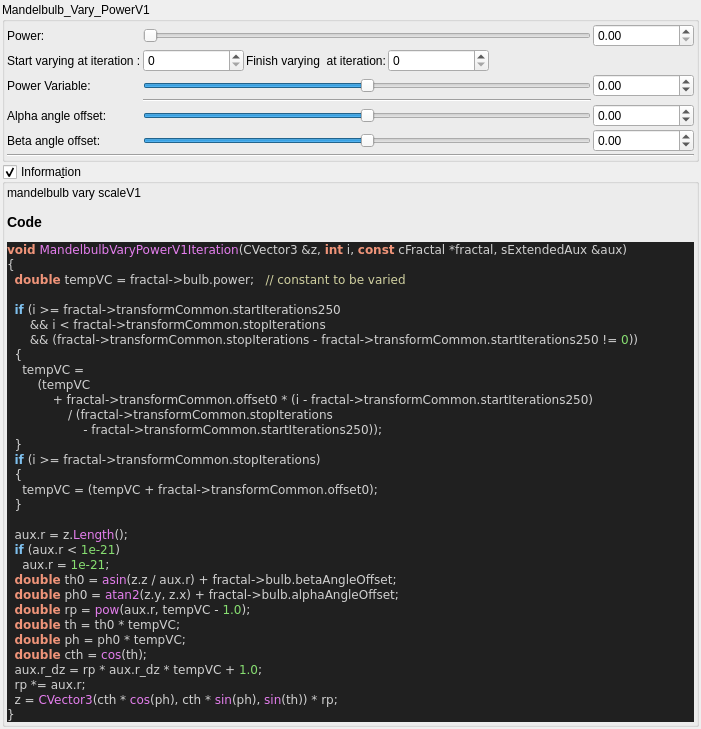
Old version of the form mandelbulber2/qt_data/fractal_mandelbulb_vary_powerV1.ui in the repository buddhi1980/mandelbulber2.
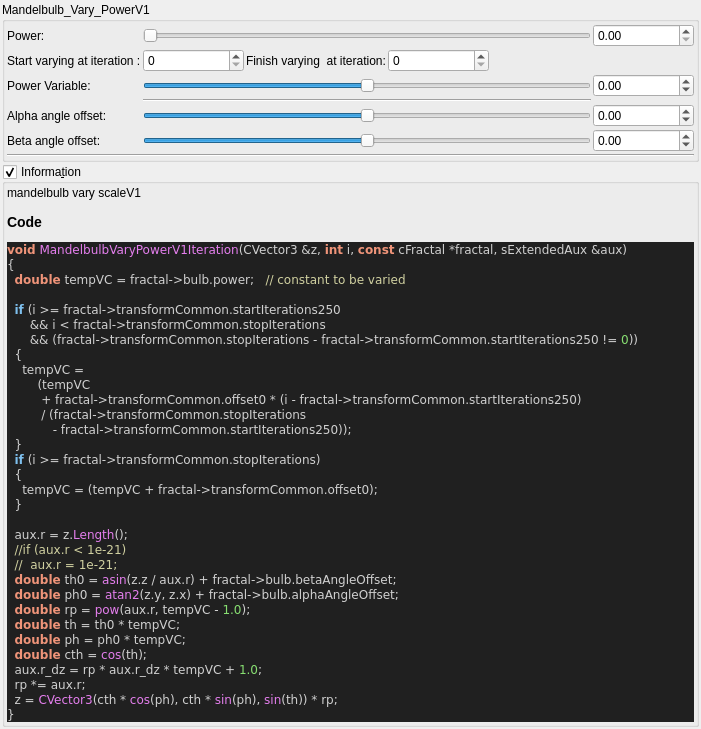
New version of the form. Custom widgets are drawn as their Qt base class.

Commit message:
stripped code highlight output to body tag
 the surrounding part (HTML Tag and comment) contained version specific parts.
 Now only the body tag will be written to the ui file,
 so the complete output of populateUiInformation.php should be reproducable.

 Also readded broken symlinks in deploy/share/mandelbulber2

The edit to the form file:
```diff
--- a/mandelbulber2/qt_data/fractal_mandelbulb_vary_powerV1.ui
+++ b/mandelbulber2/qt_data/fractal_mandelbulb_vary_powerV1.ui
@@ -397,14 +397,8 @@
          <string>&lt;p&gt;mandelbulb vary scaleV1&lt;/p&gt;&lt;table&gt;
 &lt;/table&gt;
 &lt;h3&gt;Code&lt;/h3&gt;
-&lt;!DOCTYPE HTML PUBLIC &quot;-//W3C//DTD HTML 4.0 Transitional//EN&quot;&gt;
-&lt;html&gt;
-&lt;head&gt;
-&lt;meta http-equiv=&quot;content-type&quot; content=&quot;text/html; charset=ISO-8859-1&quot;&gt;
-&lt;title&gt;Source file&lt;/title&gt;
-&lt;/head&gt;
 &lt;body style=&quot;background-color:#202020&quot;&gt;
-&lt;pre style=&quot;color:#d0d0d0; background-color:#202020;  font-family:'Courier New';&quot;&gt;&lt;span style=&quot;color:#f09479; font-weight:bold&quot;&gt;void&lt;/span&gt; &lt;span style=&quot;color:#e47eed&quot;&gt;MandelbulbVaryPowerV1Iteration&lt;/span&gt;&lt;span style=&quot;color:#d0d0d0&quot;&gt;(&lt;/span&gt;CVector3 &lt;span style=&quot;color:#d0d0d0&quot;&gt;&amp;amp;&lt;/span&gt;z&lt;span style=&quot;color:#d0d0d0&quot;&gt;,&lt;/span&gt; &lt;span style=&quot;color:#f09479; font-weight:bold&quot;&gt;int&lt;/span&gt; i&lt;span style=&quot;color:#d0d0d0&quot;&gt;,&lt;/span&gt; &lt;span style=&quot;color:#f09479; font-weight:bold&quot;&gt;const&lt;/span&gt; cFractal &lt;span style=&quot;color:#d0d0d0&quot;&gt;*&lt;/span&gt;fractal&lt;span style=&quot;color:#d0d0d0&quot;&gt;,&lt;/span&gt; sExtendedAux &lt;span style=&quot;color:#d0d0d0&quot;&gt;&amp;amp;&lt;/span&gt;aux&lt;span style=&quot;color:#d0d0d0&quot;&gt;)&lt;/span&gt;
+&lt;pre style=&quot;color:#d0d0d0; background-color:#202020;  font-family:'Courier New',monospace;&quot;&gt;&lt;span style=&quot;color:#f09479; font-weight:bold&quot;&gt;void&lt;/span&gt; &lt;span style=&quot;color:#e47eed&quot;&gt;MandelbulbVaryPowerV1Iteration&lt;/span&gt;&lt;span style=&quot;color:#d0d0d0&quot;&gt;(&lt;/span&gt;CVector3 &lt;span style=&quot;color:#d0d0d0&quot;&gt;&amp;amp;&lt;/span&gt;z&lt;span style=&quot;color:#d0d0d0&quot;&gt;,&lt;/span&gt; &lt;span style=&quot;color:#f09479; font-weight:bold&quot;&gt;int&lt;/span&gt; i&lt;span style=&quot;color:#d0d0d0&quot;&gt;,&lt;/span&gt; &lt;span style=&quot;color:#f09479; font-weight:bold&quot;&gt;const&lt;/span&gt; cFractal &lt;span style=&quot;color:#d0d0d0&quot;&gt;*&lt;/span&gt;fractal&lt;span style=&quot;color:#d0d0d0&quot;&gt;,&lt;/span&gt; sExtendedAux &lt;span style=&quot;color:#d0d0d0&quot;&gt;&amp;amp;&lt;/span&gt;aux&lt;span style=&quot;color:#d0d0d0&quot;&gt;)&lt;/span&gt;
 &lt;span style=&quot;color:#d0d0d0&quot;&gt;{&lt;/span&gt;
   &lt;span style=&quot;color:#f09479; font-weight:bold&quot;&gt;double&lt;/span&gt; tempVC &lt;span style=&quot;color:#d0d0d0&quot;&gt;=&lt;/span&gt; fractal&lt;span style=&quot;color:#d0d0d0&quot;&gt;-&amp;gt;&lt;/span&gt;bulb&lt;span style=&quot;color:#d0d0d0&quot;&gt;.&lt;/span&gt;power&lt;span style=&quot;color:#d0d0d0&quot;&gt;;&lt;/span&gt;   &lt;span style=&quot;color:#d0d0a0&quot;&gt;// constant to be varied&lt;/span&gt;
 
@@ -414,9 +408,9 @@
   &lt;span style=&quot;color:#d0d0d0&quot;&gt;{&lt;/span&gt;
     tempVC &lt;span style=&quot;color:#d0d0d0&quot;&gt;=&lt;/span&gt;
         &lt;span style=&quot;color:#d0d0d0&quot;&gt;(&lt;/span&gt;tempVC
-            &lt;span style=&quot;color:#d0d0d0&quot;&gt;+&lt;/span&gt; fractal&lt;span style=&quot;color:#d0d0d0&quot;&gt;-&amp;gt;&lt;/span&gt;transformCommon&lt;span style=&quot;color:#d0d0d0&quot;&gt;.&lt;/span&gt;offset0 &lt;span style=&quot;color:#d0d0d0&quot;&gt;* (&lt;/span&gt;i &lt;span style=&quot;color:#d0d0d0&quot;&gt;-&lt;/span&gt; fractal&lt;span style=&quot;color:#d0d0d0&quot;&gt;-&amp;gt;&lt;/span&gt;transformCommon&lt;span style=&quot;color:#d0d0d0&quot;&gt;.&lt;/span&gt;startIterations250&lt;span style=&quot;color:#d0d0d0&quot;&gt;)&lt;/span&gt;
-                &lt;span style=&quot;color:#d0d0d0&quot;&gt;/ (&lt;/span&gt;fractal&lt;span style=&quot;color:#d0d0d0&quot;&gt;-&amp;gt;&lt;/span&gt;transformCommon&lt;span style=&quot;color:#d0d0d0&quot;&gt;.&lt;/span&gt;stopIterations
-                    &lt;span style=&quot;color:#d0d0d0&quot;&gt;-&lt;/span&gt; fractal&lt;span style=&quot;color:#d0d0d0&quot;&gt;-&amp;gt;&lt;/span&gt;transformCommon&lt;span style=&quot;color:#d0d0d0&quot;&gt;.&lt;/span&gt;startIterations250&lt;span style=&quot;color:#d0d0d0&quot;&gt;));&lt;/span&gt;
+         &lt;span style=&quot;color:#d0d0d0&quot;&gt;+&lt;/span&gt; fractal&lt;span style=&quot;color:#d0d0d0&quot;&gt;-&amp;gt;&lt;/span&gt;transformCommon&lt;span style=&quot;color:#d0d0d0&quot;&gt;.&lt;/span&gt;offset0 &lt;span style=&quot;color:#d0d0d0&quot;&gt;* (&lt;/span&gt;i &lt;span style=&quot;color:#d0d0d0&quot;&gt;-&lt;/span&gt; fractal&lt;span style=&quot;color:#d0d0d0&quot;&gt;-&amp;gt;&lt;/span&gt;transformCommon&lt;span style=&quot;color:#d0d0d0&quot;&gt;.&lt;/span&gt;startIterations250&lt;span style=&quot;color:#d0d0d0&quot;&gt;)&lt;/span&gt;
+         &lt;span style=&quot;color:#d0d0d0&quot;&gt;/ (&lt;/span&gt;fractal&lt;span style=&quot;color:#d0d0d0&quot;&gt;-&amp;gt;&lt;/span&gt;transformCommon&lt;span style=&quot;color:#d0d0d0&quot;&gt;.&lt;/span&gt;stopIterations
+            &lt;span style=&quot;color:#d0d0d0&quot;&gt;-&lt;/span&gt; fractal&lt;span style=&quot;color:#d0d0d0&quot;&gt;-&amp;gt;&lt;/span&gt;transformCommon&lt;span style=&quot;color:#d0d0d0&quot;&gt;.&lt;/span&gt;startIterations250&lt;span style=&quot;color:#d0d0d0&quot;&gt;));&lt;/span&gt;
   &lt;span style=&quot;color:#d0d0d0&quot;&gt;}&lt;/span&gt;
   &lt;span style=&quot;color:#7ec0ee; font-weight:bold&quot;&gt;if&lt;/span&gt; &lt;span style=&quot;color:#d0d0d0&quot;&gt;(&lt;/span&gt;i &lt;span style=&quot;color:#d0d0d0&quot;&gt;&amp;gt;=&lt;/span&gt; fractal&lt;span style=&quot;color:#d0d0d0&quot;&gt;-&amp;gt;&lt;/span&gt;transformCommon&lt;span style=&quot;color:#d0d0d0&quot;&gt;.&lt;/span&gt;stopIterations&lt;span style=&quot;color:#d0d0d0&quot;&gt;)&lt;/span&gt;
   &lt;span style=&quot;color:#d0d0d0&quot;&gt;{&lt;/span&gt;
@@ -424,8 +418,8 @@
   &lt;span style=&quot;color:#d0d0d0&quot;&gt;}&lt;/span&gt;
 
   aux&lt;span style=&quot;color:#d0d0d0&quot;&gt;.&lt;/span&gt;r &lt;span style=&quot;color:#d0d0d0&quot;&gt;=&lt;/span&gt; z&lt;span style=&quot;color:#d0d0d0&quot;&gt;.&lt;/span&gt;&lt;span style=&quot;color:#e47eed&quot;&gt;Length&lt;/span&gt;&lt;span style=&quot;color:#d0d0d0&quot;&gt;();&lt;/span&gt;
-  &lt;span style=&quot;color:#7ec0ee; font-weight:bold&quot;&gt;if&lt;/span&gt; &lt;span style=&quot;color:#d0d0d0&quot;&gt;(&lt;/span&gt;aux&lt;span style=&quot;color:#d0d0d0&quot;&gt;.&lt;/span&gt;r &lt;span style=&quot;color:#d0d0d0&quot;&gt;&amp;lt;&lt;/span&gt; &lt;span style=&quot;color:#87df71&quot;&gt;1e-21&lt;/span&gt;&lt;span style=&quot;color:#d0d0d0&quot;&gt;)&lt;/span&gt;
-    aux&lt;span style=&quot;color:#d0d0d0&quot;&gt;.&lt;/span&gt;r &lt;span style=&quot;color:#d0d0d0&quot;&gt;=&lt;/span&gt; &lt;span style=&quot;color:#87df71&quot;&gt;1e-21&lt;/span&gt;&lt;span style=&quot;color:#d0d0d0&quot;&gt;;&lt;/span&gt;
+  &lt;span style=&quot;color:#d0d0a0&quot;&gt;//if (aux.r &amp;lt; 1e-21)&lt;/span&gt;
+  &lt;span style=&quot;color:#d0d0a0&quot;&gt;//  aux.r = 1e-21;&lt;/span&gt;
   &lt;span style=&quot;color:#f09479; font-weight:bold&quot;&gt;double&lt;/span&gt; th0 &lt;span style=&quot;color:#d0d0d0&quot;&gt;=&lt;/span&gt; &lt;span style=&quot;color:#e47eed&quot;&gt;asin&lt;/span&gt;&lt;span style=&quot;color:#d0d0d0&quot;&gt;(&lt;/span&gt;z&lt;span style=&quot;color:#d0d0d0&quot;&gt;.&lt;/span&gt;z &lt;span style=&quot;color:#d0d0d0&quot;&gt;/&lt;/span&gt; aux&lt;span style=&quot;color:#d0d0d0&quot;&gt;.&lt;/span&gt;r&lt;span style=&quot;color:#d0d0d0&quot;&gt;) +&lt;/span&gt; fractal&lt;span style=&quot;color:#d0d0d0&quot;&gt;-&amp;gt;&lt;/span&gt;bulb&lt;span style=&quot;color:#d0d0d0&quot;&gt;.&lt;/span&gt;betaAngleOffset&lt;span style=&quot;color:#d0d0d0&quot;&gt;;&lt;/span&gt;
   &lt;span style=&quot;color:#f09479; font-weight:bold&quot;&gt;double&lt;/span&gt; ph0 &lt;span style=&quot;color:#d0d0d0&quot;&gt;=&lt;/span&gt; &lt;span style=&quot;color:#e47eed&quot;&gt;atan2&lt;/span&gt;&lt;span style=&quot;color:#d0d0d0&quot;&gt;(&lt;/span&gt;z&lt;span style=&quot;color:#d0d0d0&quot;&gt;.&lt;/span&gt;y&lt;span style=&quot;color:#d0d0d0&quot;&gt;,&lt;/span&gt; z&lt;span style=&quot;color:#d0d0d0&quot;&gt;.&lt;/span&gt;x&lt;span style=&quot;color:#d0d0d0&quot;&gt;) +&lt;/span&gt; fractal&lt;span style=&quot;color:#d0d0d0&quot;&gt;-&amp;gt;&lt;/span&gt;bulb&lt;span style=&quot;color:#d0d0d0&quot;&gt;.&lt;/span&gt;alphaAngleOffset&lt;span style=&quot;color:#d0d0d0&quot;&gt;;&lt;/span&gt;
   &lt;span style=&quot;color:#f09479; font-weight:bold&quot;&gt;double&lt;/span&gt; rp &lt;span style=&quot;color:#d0d0d0&quot;&gt;=&lt;/span&gt; &lt;span style=&quot;color:#e47eed&quot;&gt;pow&lt;/span&gt;&lt;span style=&quot;color:#d0d0d0&quot;&gt;(&lt;/span&gt;aux&lt;span style=&quot;color:#d0d0d0&quot;&gt;.&lt;/span&gt;r&lt;span style=&quot;color:#d0d0d0&quot;&gt;,&lt;/span&gt; tempVC &lt;span style=&quot;color:#d0d0d0&quot;&gt;-&lt;/span&gt; &lt;span style=&quot;color:#87df71&quot;&gt;1.0&lt;/span&gt;&lt;span style=&quot;color:#d0d0d0&quot;&gt;);&lt;/span&gt;
@@ -437,10 +431,7 @@
   z &lt;span style=&quot;color:#d0d0d0&quot;&gt;=&lt;/span&gt; &lt;span style=&quot;color:#e47eed&quot;&gt;CVector3&lt;/span&gt;&lt;span style=&quot;color:#d0d0d0&quot;&gt;(&lt;/span&gt;cth &lt;span style=&quot;color:#d0d0d0&quot;&gt;*&lt;/span&gt; &lt;span style=&quot;color:#e47eed&quot;&gt;cos&lt;/span&gt;&lt;span style=&quot;color:#d0d0d0&quot;&gt;(&lt;/span&gt;ph&lt;span style=&quot;color:#d0d0d0&quot;&gt;),&lt;/span&gt; cth &lt;span style=&quot;color:#d0d0d0&quot;&gt;*&lt;/span&gt; &lt;span style=&quot;color:#e47eed&quot;&gt;sin&lt;/span&gt;&lt;span style=&quot;color:#d0d0d0&quot;&gt;(&lt;/span&gt;ph&lt;span style=&quot;color:#d0d0d0&quot;&gt;),&lt;/span&gt; &lt;span style=&quot;color:#e47eed&quot;&gt;sin&lt;/span&gt;&lt;span style=&quot;color:#d0d0d0&quot;&gt;(&lt;/span&gt;th&lt;span style=&quot;color:#d0d0d0&quot;&gt;)) *&lt;/span&gt; rp&lt;span style=&quot;color:#d0d0d0&quot;&gt;;&lt;/span&gt;
 &lt;span style=&quot;color:#d0d0d0&quot;&gt;}&lt;/span&gt;
 &lt;/pre&gt;
-&lt;/body&gt;
-&lt;/html&gt;
-&lt;!--HTML generated by highlight 3.9, http://www.andre-simon.de/--&gt;
-</string>
+&lt;/body&gt;</string>
         </property>
         <property name="wordWrap">
          <bool>true</bool>
```
The commit also changes 109 other files.
